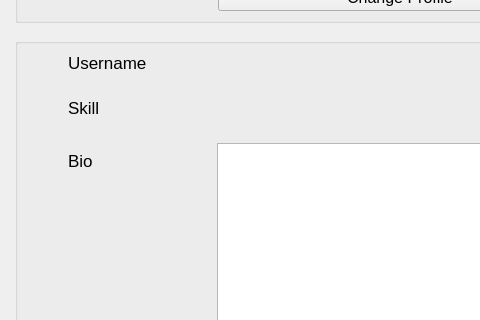
Old version of the form Forms/me.ui in the repository Sobrah/Linkedin; both pictures show x 0 to 480 and y 177 to 497 of the 800 by 600 pixel window.
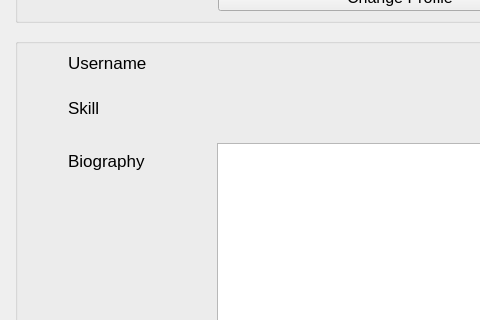
New version of the form.

```diff
--- a/Forms/me.ui
+++ b/Forms/me.ui
@@ -143,7 +143,7 @@
          </font>
         </property>
         <property name="text">
-         <string>Bio</string>
+         <string>Biography</string>
         </property>
        </widget>
       </item>
```
